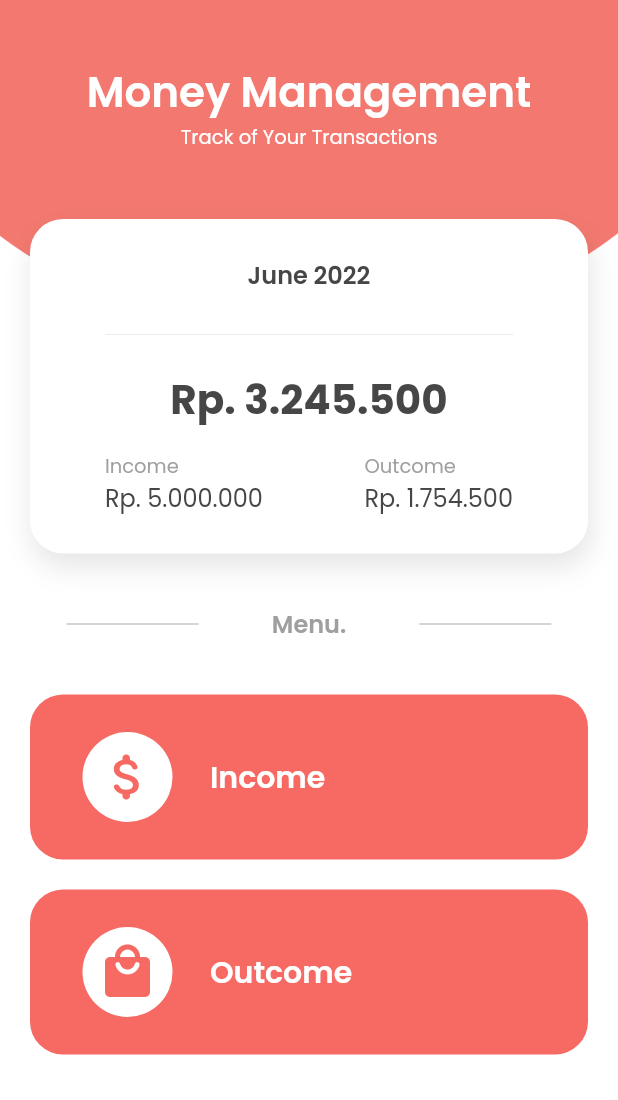
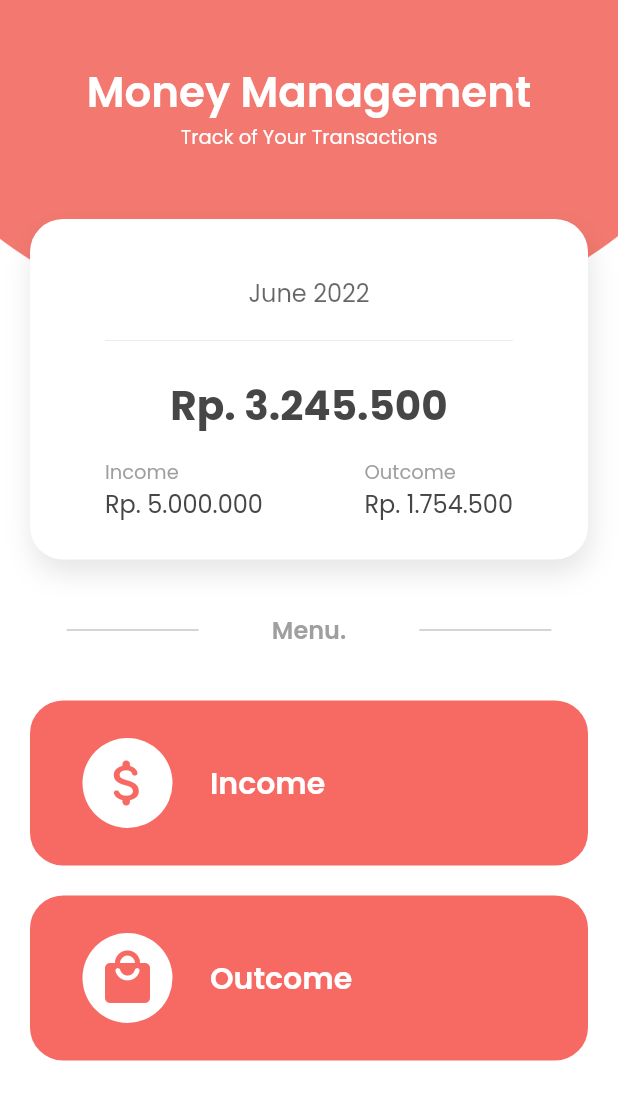
Before and after one commit to khoirunnisaaaa/Flutter_Coller, a Flutter app: the MMMenu screen opened directly, on a phone screen of 412 x 824 dp. Shown: the top 1100 px of the screen. Run offline on Flutter 3.47's test engine with Material 2 defaults, Android fonts, the phone set to English and light mode, and no system bars; our stand-ins replace badges, dropdown_button2, fl_chart, flutter_slidable, google_fonts, sliding_up_panel; missing offline and left inert: month_year_picker.

```diff
--- a/lib/view/MMMenu.dart
+++ b/lib/view/MMMenu.dart
@@ -1,11 +1,19 @@
 import 'package:coller_mobile/theme.dart';
 import 'package:coller_mobile/view/Income.dart';
 import 'package:flutter/material.dart';
+import 'package:intl/intl.dart';
+import 'package:month_year_picker/month_year_picker.dart';
 
-import 'Outcome.dart';
+class MMMenu extends StatefulWidget {
+  const MMMenu({Key? key}) : super(key: key);
 
-class MMMenu extends StatelessWidget {
-  const MMMenu({Key? key}) : super(key: key);
+  @override
+  State<MMMenu> createState() => _MMMenuState();
+}
+
+class _MMMenuState extends State<MMMenu> {
+  DateTime _selectedDate = DateTime.now();
+  final initialdateval = TextEditingController();
 
   @override
   Widget build(BuildContext context) {
@@ -53,14 +61,19 @@ class MMMenu extends StatelessWidget {
                           EdgeInsets.symmetric(horizontal: 50, vertical: 25),
                       child: Column(
                         children: [
-                          Text(
-                            'June 2022',
-                            style: TextStyle(
-                                color: darkGreyColor,
-                                fontSize: 16,
-                                fontWeight: FontWeight.w600),
+                          TextFormField(
+                            textAlign: TextAlign.center,
+                            controller: initialdateval,
+                            onTap: () {
+                              _selectDate();
+                              FocusScope.of(context)
+                                  .requestFocus(new FocusNode());
+                            },
+                            decoration: InputDecoration(
+                                border: InputBorder.none,
+                                hintText:
+                                    '${DateFormat().add_yMMMM().format(DateTime.now())}'),
                           ),
-                          SizedBox(height: 20),
                           Divider(
                             color: Color(0xffEBEBEB),
                           ),
@@ -216,7 +229,7 @@ class MMMenu extends StatelessWidget {
                     onTap: () {
                       Navigator.push(
                         context,
-                        MaterialPageRoute(builder: (context) => Outcome()),
+                        MaterialPageRoute(builder: (context) => Income()),
                       );
                     },
                   ),
@@ -229,4 +242,18 @@ class MMMenu extends StatelessWidget {
       )),
     );
   }
+
+  Future _selectDate() async {
+    DateTime? _selectedDate = await showDatePicker(
+        context: context,
+        initialDate: new DateTime.now(),
+        firstDate: new DateTime(2000),
+        lastDate: new DateTime.now());
+
+    if (_selectedDate != null) {
+      setState(() {
+        initialdateval.text = _selectedDate.toString();
+      });
+    }
+  }
 }
--- a/pubspec.yaml
+++ b/pubspec.yaml
@@ -40,6 +40,8 @@ dependencies:
   fl_chart: ^0.50.6
   flutter_slidable: ^1.3.0
   dropdown_button2: ^1.4.0
+  intl: ^0.17.0
+  month_year_picker: ^0.1.0+3
 
 dev_dependencies:
   flutter_test:
```
Also changed, not shown: pubspec.lock.
